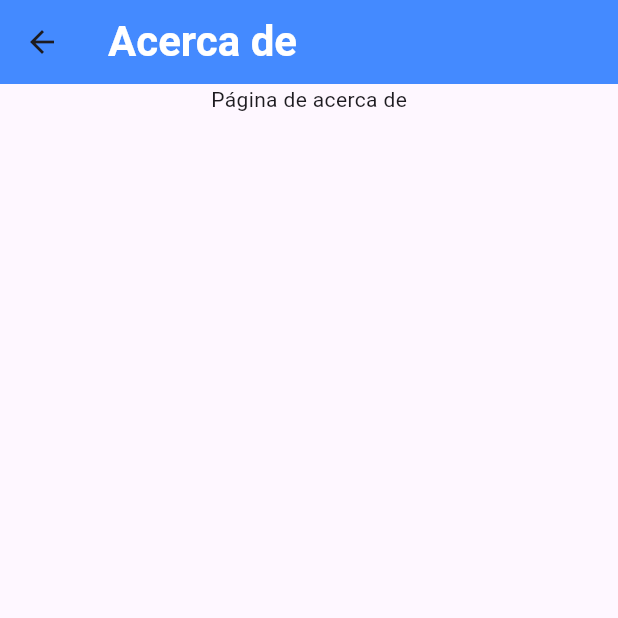
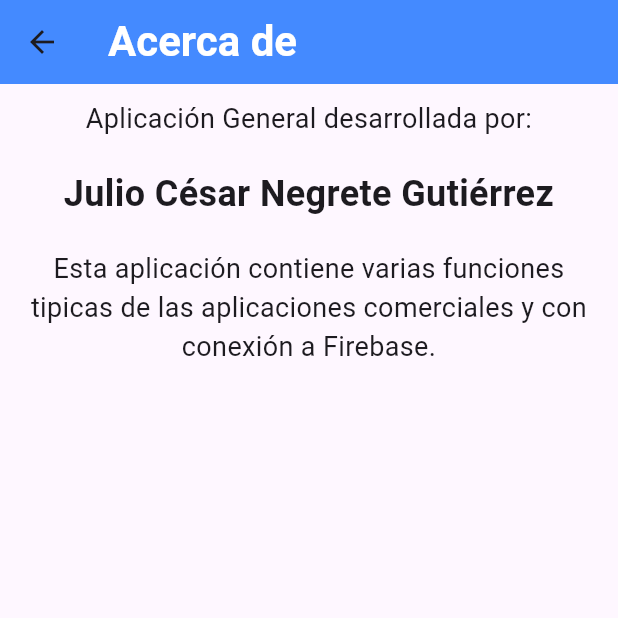
Before and after one commit to ElGg01/general_app, a Flutter app: the About screen opened by its route, on a phone screen of 412 x 824 dp, the top half of it. Run offline on Flutter 3.47's test engine with Material 3 defaults, Android fonts, the phone set to English and light mode, and no system bars; our stand-ins replace cloud_firestore, firebase_core, flutter_colorpicker, flutter_datetime_picker_plus, geolocator, shared_preferences and 1 more; accounts and stored records are empty.

Commit message:
Bug fixes

```diff
--- a/lib/pages/about.dart
+++ b/lib/pages/about.dart
@@ -17,10 +17,43 @@ class _AboutState extends State<About> {
         titleTextStyle: const TextStyle(
             color: Colors.white, fontSize: 28, fontWeight: FontWeight.bold),
       ),
-      body: const Center(
+      body: SingleChildScrollView(
         child: Column(
           children: [
-            Text('Página de acerca de'),
+            Container(
+              padding: const EdgeInsets.all(10),
+              alignment: Alignment.center,
+              child: const Text(
+                "Aplicación General desarrollada por:",
+                style: TextStyle(
+                  fontSize: 18,
+                ),
+                textAlign: TextAlign.center,
+              ),
+            ),
+            Container(
+              padding: const EdgeInsets.all(10),
+              alignment: Alignment.center,
+              child: const Text(
+                "Julio César Negrete Gutiérrez",
+                style: TextStyle(
+                  fontWeight: FontWeight.bold,
+                  fontSize: 24,
+                ),
+                textAlign: TextAlign.center,
+              ),
+            ),
+            Container(
+              padding: const EdgeInsets.all(10),
+              alignment: Alignment.center,
+              child: const Text(
+                "Esta aplicación contiene varias funciones tipicas de las aplicaciones comerciales y con conexión a Firebase.",
+                style: TextStyle(
+                  fontSize: 18,
+                ),
+                textAlign: TextAlign.center,
+              ),
+            ),
           ],
         ),
       ),
--- a/lib/pages/get_into.dart
+++ b/lib/pages/get_into.dart
@@ -52,7 +52,9 @@ class _GetIntoState extends State<GetInto> {
                       },
                       controller: _textEditingController,
                       decoration: const InputDecoration(
-                          border: OutlineInputBorder(), labelText: 'Nombre:'),
+                        border: OutlineInputBorder(),
+                        labelText: 'Nombre:',
+                      ),
                     ),
                     const SizedBox(height: 20),
                     ElevatedButton(
```
Also changed, not shown: lib/pages/calculator.dart (+34 -7 lines).
